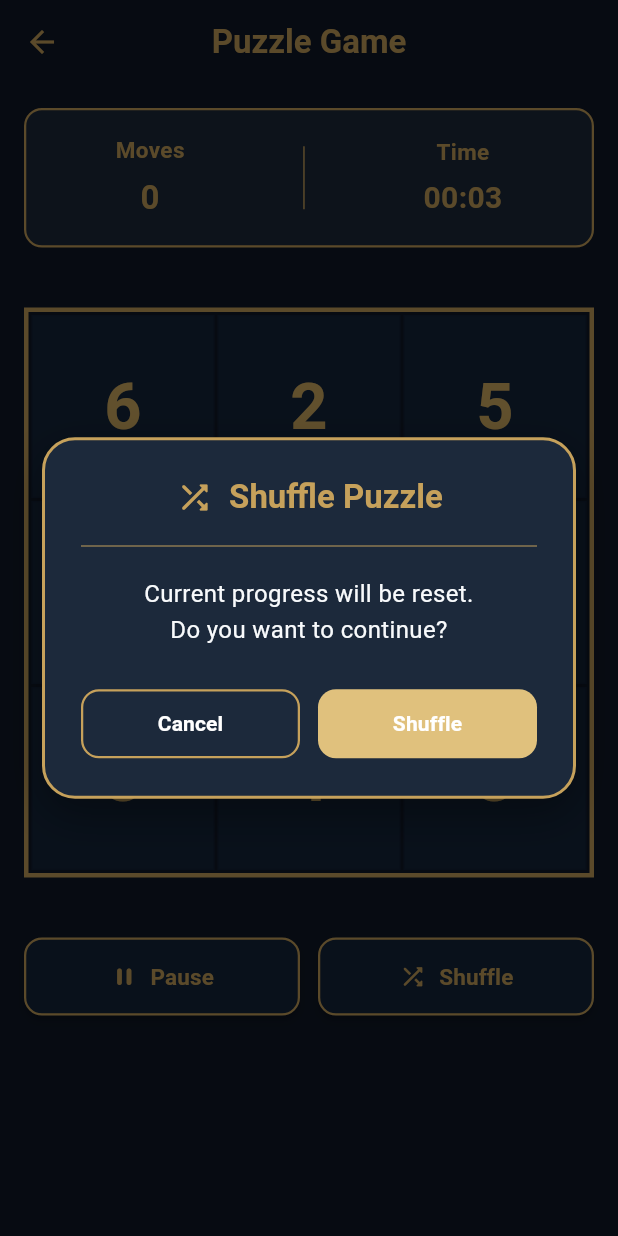
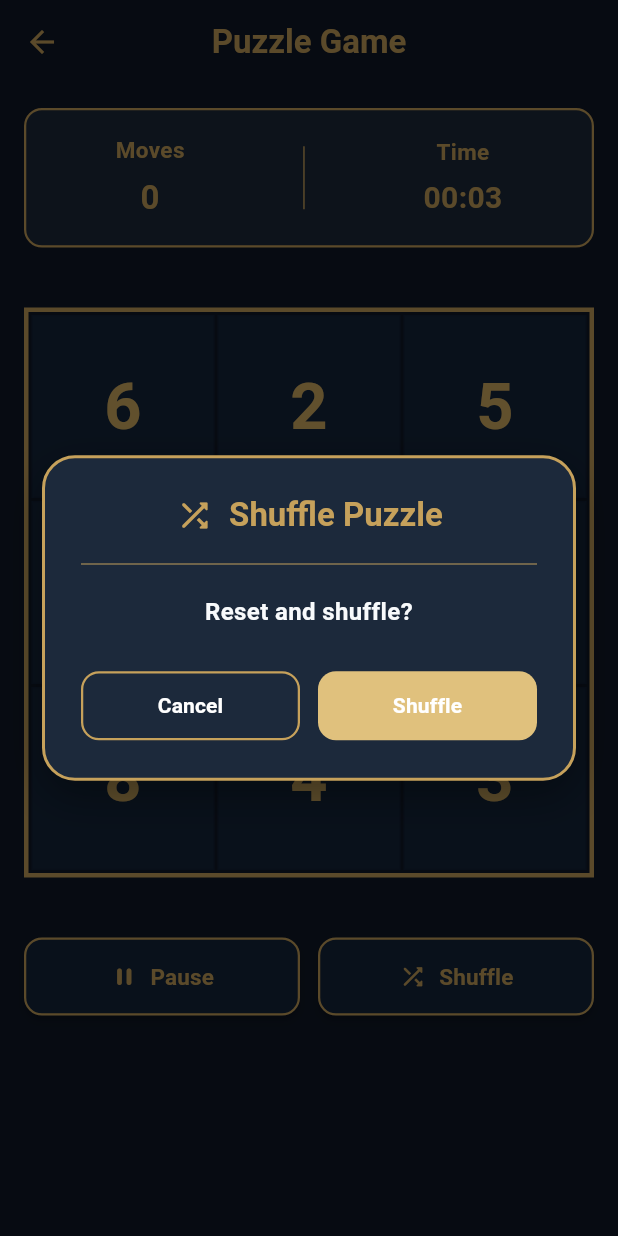
Before and after one commit to matsuda-valueapps/slide-puzzle-app-flutter, a Flutter app: the PuzzleGamePage screen opened directly with empty values, after a tap on "Shuffle", on a phone screen of 412 x 824 dp. Run offline on Flutter 3.47's test engine with Material 3 defaults, Android fonts, the phone set to English and light mode, and no system bars; our stand-ins replace shared_preferences; accounts and stored records are empty.

Commit message:
Improve dialog UI and text for Shuffle and Continue

```diff
--- a/lib/main.dart
+++ b/lib/main.dart
@@ -240,9 +240,10 @@ class _MainPageState extends State<MainPage> {
 
                 // 説明文
                 const Text(
-                  'Which game to continue？',
+                  'Which game to continue?',
                   textAlign: TextAlign.center,
                   style: TextStyle(
+                    fontWeight: FontWeight.bold,
                     color: Colors.white,
                     fontSize: 16,
                     height: 1.5,
--- a/lib/pages/puzzle_game_page.dart
+++ b/lib/pages/puzzle_game_page.dart
@@ -530,9 +530,10 @@ class _PuzzleGamePageState extends State<PuzzleGamePage> {
                 ),
                 const SizedBox(height: 20),
                 const Text(
-                  'Current progress will be reset.\nDo you want to continue?',
+                  'Reset and shuffle?',
                   textAlign: TextAlign.center,
                   style: TextStyle(
+                    fontWeight: FontWeight.bold,
                     color: AppColors.textPrimary,
                     fontSize: 16,
                     height: 1.5,
```
